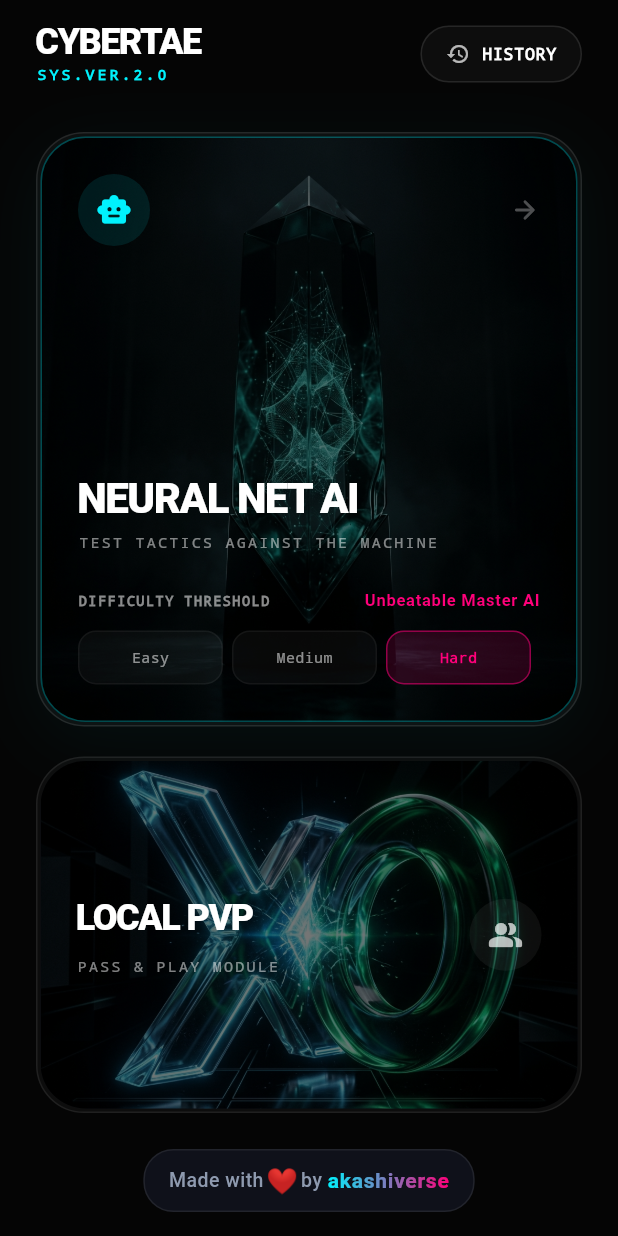
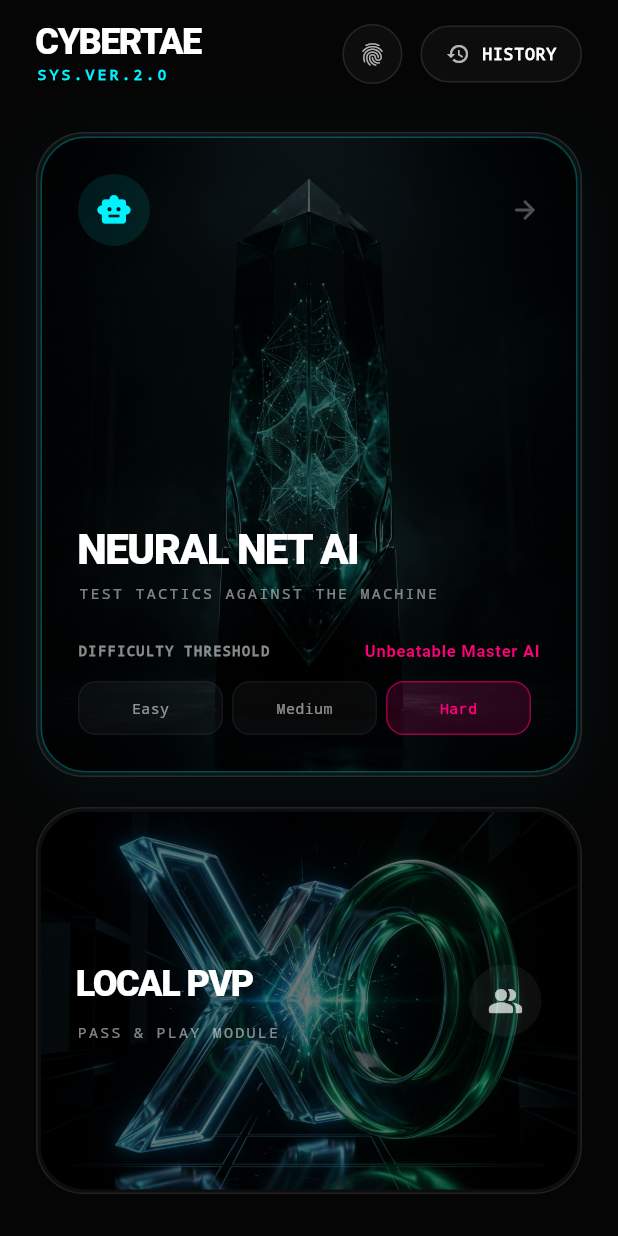
Before and after one commit to liebertjohan-art/hello-app, a Flutter app: the screen it shows after launch, on a phone screen of 412 x 824 dp. Run offline on Flutter 3.47's test engine with Material 3 defaults, Android fonts, the light colour scheme and no system bars.

Commit message:
fix: resolve blur glitch, button logic, and credits modal

```diff
--- a/lib/screens/home_screen.dart
+++ b/lib/screens/home_screen.dart
@@ -1,7 +1,7 @@
 import 'package:flutter/material.dart';
 import '../models/game_state.dart';
 import '../models/ai_difficulty.dart';
-import '../widgets/heart_footer_widget.dart';
+import '../widgets/credits_sheet_widget.dart';
 import '../widgets/history_sheet_widget.dart';
 import '../widgets/tactile_button.dart';
 import 'game_screen.dart';
@@ -138,8 +138,7 @@ class _HomeScreenState extends State<HomeScreen> with TickerProviderStateMixin {
                 ),
               ),
 
-              const SizedBox(height: 24),
-              _buildStaggeredItem(3, const HeartFooterWidget()),
+              const SizedBox(height: 12),
             ],
           ),
         ),
@@ -179,6 +178,21 @@ class _HomeScreenState extends State<HomeScreen> with TickerProviderStateMixin {
           ],
         ),
 
+        Row(
+          children: [
+            TactileButton(
+              onTap: () => CreditsSheetWidget.show(context),
+              child: Container(
+                padding: const EdgeInsets.all(10),
+                decoration: BoxDecoration(
+                  color: Colors.white.withOpacity(0.03),
+                  shape: BoxShape.circle,
+                  border: Border.all(color: Colors.white.withOpacity(0.1)),
+                ),
+                child: const Icon(Icons.fingerprint_rounded, size: 18, color: Colors.white70),
+              ),
+            ),
+            const SizedBox(width: 12),
             ListenableBuilder(
               listenable: _sharedGameState,
               builder: (context, _) {
@@ -211,6 +225,8 @@ class _HomeScreenState extends State<HomeScreen> with TickerProviderStateMixin {
                   ),
                 );
               },
+            ),
+          ],
         ),
       ],
     );
--- a/lib/widgets/heart_footer_widget.dart
+++ /dev/null
@@ -1,123 +0,0 @@
-import 'package:flutter/material.dart';
-
-class HeartFooterWidget extends StatefulWidget {
-  const HeartFooterWidget({super.key});
-
-  @override
-  State<HeartFooterWidget> createState() => _HeartFooterWidgetState();
-}
-
-class _HeartFooterWidgetState extends State<HeartFooterWidget>
-    with SingleTickerProviderStateMixin {
-  late final AnimationController _heartController;
-  late final Animation<double> _heartScale;
-
-  @override
-  void initState() {
-    super.initState();
-    _heartController = AnimationController(
-      vsync: this,
-      duration: const Duration(milliseconds: 900),
-    )..repeat(reverse: true);
-
-    _heartScale = Tween<double>(begin: 1.0, end: 1.28).animate(
-      CurvedAnimation(
-        parent: _heartController,
-        curve: Curves.easeInOutSine,
-      ),
-    );
-  }
-
-  @override
-  void dispose() {
-    _heartController.dispose();
-    super.dispose();
-  }
-
-  void _onTapHeart() {
-    ScaffoldMessenger.of(context).clearSnackBars();
-    ScaffoldMessenger.of(context).showSnackBar(
-      SnackBar(
-        content: const Row(
-          mainAxisAlignment: MainAxisAlignment.center,
-          children: [
-            Icon(Icons.favorite, color: Color(0xFFFF007A), size: 18),
-            SizedBox(width: 8),
-            Text(
-              'Crafted with passion by akashiverse 🚀',
-              style: TextStyle(fontWeight: FontWeight.bold, color: Colors.white),
-            ),
-          ],
-        ),
-        backgroundColor: const Color(0xFF191E30),
-        behavior: SnackBarBehavior.floating,
-        shape: RoundedRectangleBorder(borderRadius: BorderRadius.circular(12)),
-        duration: const Duration(seconds: 2),
-      ),
-    );
-  }
-
-  @override
-  Widget build(BuildContext context) {
-    return GestureDetector(
-      onTap: _onTapHeart,
-      behavior: HitTestBehavior.opaque,
-      child: Container(
-        padding: const EdgeInsets.symmetric(horizontal: 16, vertical: 10),
-        decoration: BoxDecoration(
-          color: const Color(0xFF151928).withOpacity(0.6),
-          borderRadius: BorderRadius.circular(20),
-          border: Border.all(
-            color: Colors.white.withOpacity(0.08),
-            width: 1,
-          ),
-        ),
-        child: Row(
-          mainAxisSize: MainAxisSize.min,
-          mainAxisAlignment: MainAxisAlignment.center,
-          children: [
-            const Text(
-              'Made with ',
-              style: TextStyle(
-                color: Color(0xFF8E9AAF),
-                fontSize: 13,
-                fontWeight: FontWeight.w500,
-                letterSpacing: 0.3,
-              ),
-            ),
-            ScaleTransition(
-              scale: _heartScale,
-              child: const Text(
-                '❤️',
-                style: TextStyle(fontSize: 14),
-              ),
-            ),
-            const Text(
-              ' by ',
-              style: TextStyle(
-                color: Color(0xFF8E9AAF),
-                fontSize: 13,
-                fontWeight: FontWeight.w500,
-                letterSpacing: 0.3,
-              ),
-            ),
-            ShaderMask(
-              shaderCallback: (bounds) => const LinearGradient(
-                colors: [Color(0xFF00F2FE), Color(0xFFFF007A)],
-              ).createShader(bounds),
-              child: const Text(
-                'akashiverse',
-                style: TextStyle(
-                  color: Colors.white,
-                  fontSize: 14,
-                  fontWeight: FontWeight.bold,
-                  letterSpacing: 0.5,
-                ),
-              ),
-            ),
-          ],
-        ),
-      ),
-    );
-  }
-}
```
Also changed, not shown: lib/screens/game_screen.dart (+9 -12 lines), lib/widgets/board_widget.dart (+15 -6 lines), lib/widgets/cell_widget.dart (+8 -10 lines), lib/widgets/credits_sheet_widget.dart (added, +92 -0 lines). Lines whose indentation alone changed are shown as unchanged.
